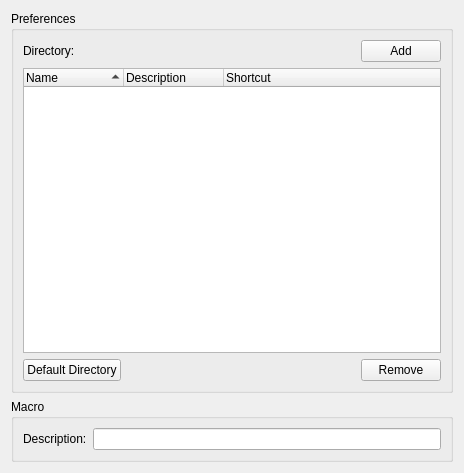
Before: the Qt Designer form src/plugins/macros/macrooptionswidget.ui in qt-creator/qt-creator, drawn with Qt 5.
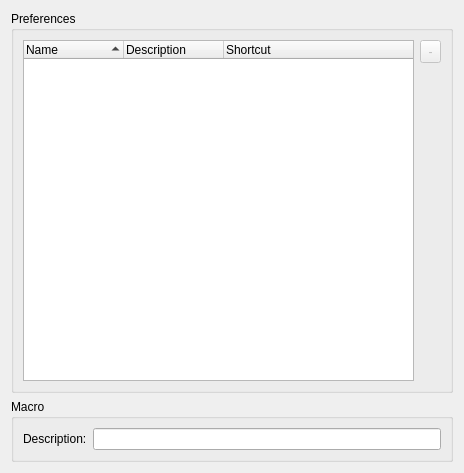
After: the same form once the commit is applied. Custom widgets are drawn as their Qt base class.

Commit message:
The macros plugin use a directory in userResourcePath.
It is not possible to manage different directory for the macro plugin, it uses the user resource path per default.
This change cleans a lot of code, specially we don't need any specific settings for the macro plugin, and the option page is more simple.

Merge-request: 240

```diff
--- a/src/plugins/macros/macrooptionswidget.ui
+++ b/src/plugins/macros/macrooptionswidget.ui
@@ -20,37 +20,7 @@
       <string>Preferences</string>
      </property>
      <layout class="QGridLayout" name="gridLayout">
-      <item row="0" column="0">
-       <widget class="QLabel" name="label_2">
-        <property name="sizePolicy">
-         <sizepolicy hsizetype="Minimum" vsizetype="Preferred">
-          <horstretch>0</horstretch>
-          <verstretch>0</verstretch>
-         </sizepolicy>
-        </property>
-        <property name="text">
-         <string>Directory:</string>
-        </property>
-       </widget>
-      </item>
-      <item row="0" column="1">
-       <widget class="Utils::PathChooser" name="directoryPathChooser" native="true">
-        <property name="sizePolicy">
-         <sizepolicy hsizetype="Expanding" vsizetype="Preferred">
-          <horstretch>0</horstretch>
-          <verstretch>0</verstretch>
-         </sizepolicy>
-        </property>
-       </widget>
-      </item>
-      <item row="0" column="2">
-       <widget class="QPushButton" name="addButton">
-        <property name="text">
-         <string>Add</string>
-        </property>
-       </widget>
-      </item>
-      <item row="1" column="0" colspan="3">
+      <item row="0" column="0" rowspan="2">
        <widget class="QTreeWidget" name="treeWidget">
         <property name="textElideMode">
          <enum>Qt::ElideLeft</enum>
@@ -87,33 +57,35 @@
         </column>
        </widget>
       </item>
-      <item row="2" column="0">
-       <widget class="QPushButton" name="defaultButton">
+      <item row="0" column="1">
+       <widget class="QToolButton" name="removeButton">
+        <property name="enabled">
+         <bool>false</bool>
+        </property>
+        <property name="minimumSize">
+         <size>
+          <width>21</width>
+          <height>23</height>
+         </size>
+        </property>
         <property name="text">
-         <string>Default Directory</string>
+         <string>-</string>
         </property>
        </widget>
       </item>
-      <item row="2" column="1">
-       <spacer name="horizontalSpacer">
+      <item row="1" column="1">
+       <spacer name="verticalSpacer">
         <property name="orientation">
-         <enum>Qt::Horizontal</enum>
+         <enum>Qt::Vertical</enum>
         </property>
         <property name="sizeHint" stdset="0">
          <size>
-          <width>213</width>
-          <height>20</height>
+          <width>20</width>
+          <height>40</height>
          </size>
         </property>
        </spacer>
       </item>
-      <item row="2" column="2">
-       <widget class="QPushButton" name="removeButton">
-        <property name="text">
-         <string>Remove</string>
-        </property>
-       </widget>
-      </item>
      </layout>
     </widget>
    </item>
@@ -141,14 +113,6 @@
    </item>
   </layout>
  </widget>
- <customwidgets>
-  <customwidget>
-   <class>Utils::PathChooser</class>
-   <extends>QWidget</extends>
-   <header location="global">utils/pathchooser.h</header>
-   <container>1</container>
-  </customwidget>
- </customwidgets>
  <resources/>
  <connections/>
 </ui>
```
The commit also changes 8 other files.
